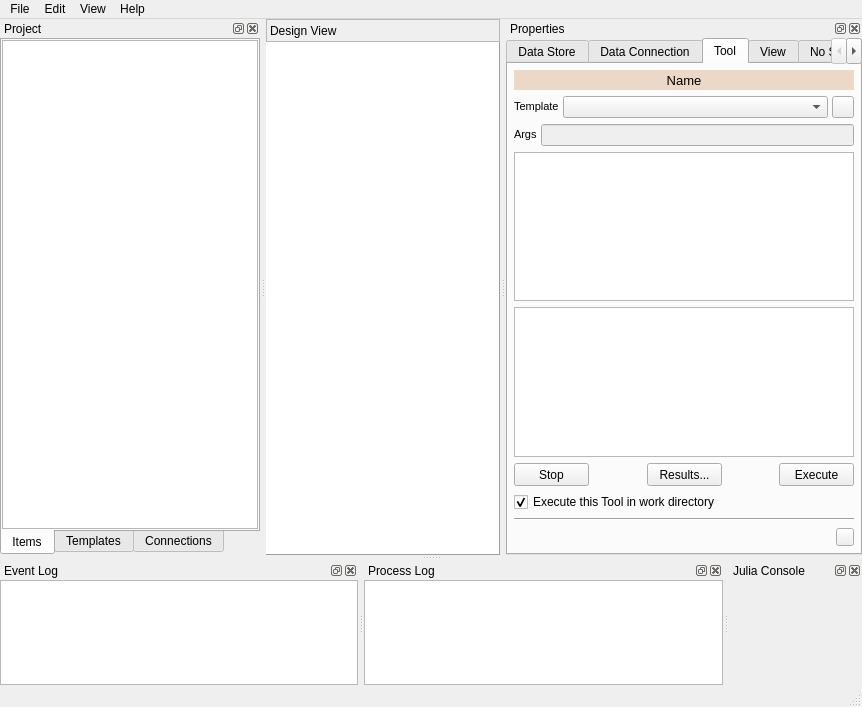
First picture: the form in spinetoolbox/ui/mainwindow.ui, repository spine-tools/Spine-Toolbox, before the edit.
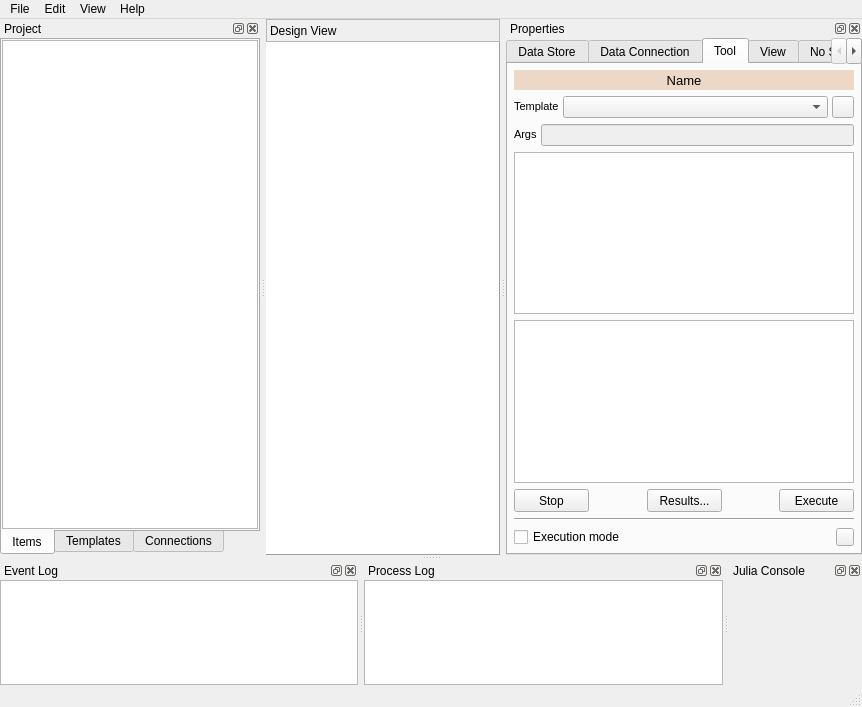
Second picture: the form after the edit. The open tabs and pages were chosen to show the change. Icons and pictures are not drawn. Custom widgets are drawn as their Qt base class.

Commit message: Issue #227. Tool template editor now has an 'execute in work directory' button. This setting can be overridden in individual Tool project items.

```diff
--- a/spinetoolbox/ui/mainwindow.ui
+++ b/spinetoolbox/ui/mainwindow.ui
@@ -1906,19 +1906,6 @@
            </item>
           </layout>
          </item>
-         <item>
-          <widget class="QCheckBox" name="checkBox_execute_in_work">
-           <property name="toolTip">
-            <string>&lt;html&gt;&lt;head/&gt;&lt;body&gt;&lt;p&gt;You can override the Tool template setting here for individual Tools&lt;/p&gt;&lt;/body&gt;&lt;/html&gt;</string>
-           </property>
-           <property name="text">
-            <string>Execute this Tool in work directory</string>
-           </property>
-           <property name="checked">
-            <bool>true</bool>
-           </property>
-          </widget>
-         </item>
          <item>
           <widget class="Line" name="line_4">
            <property name="orientation">
@@ -1928,6 +1915,22 @@
          </item>
          <item>
           <layout class="QHBoxLayout" name="horizontalLayout_15">
+           <item>
+            <widget class="QCheckBox" name="checkBox_execution_mode">
+             <property name="toolTip">
+              <string>&lt;html&gt;&lt;head/&gt;&lt;body&gt;&lt;p&gt;You can override the Tool template setting here for individual Tools&lt;/p&gt;&lt;/body&gt;&lt;/html&gt;</string>
+             </property>
+             <property name="text">
+              <string>Execution mode</string>
+             </property>
+             <property name="checked">
+              <bool>false</bool>
+             </property>
+             <property name="tristate">
+              <bool>false</bool>
+             </property>
+            </widget>
+           </item>
            <item>
             <spacer name="horizontalSpacer_11">
              <property name="orientation">
```
The commit also changes 12 other files.
